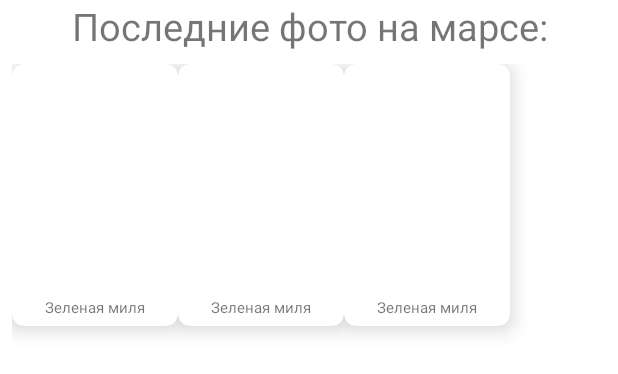
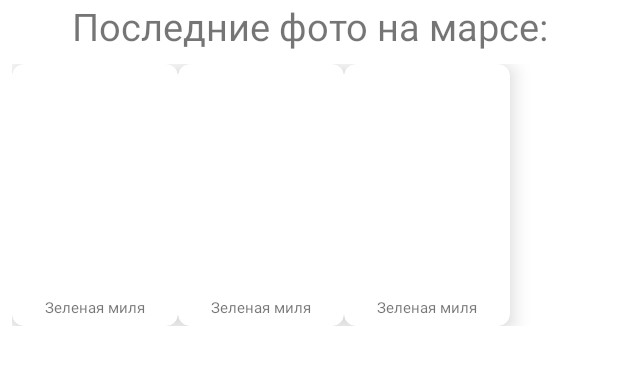
Before and after one commit to Chelt0n/MaterialDesignHomeWork, an Android app: the layout mars_rovers_photos_fragment.xml on its own in the app's theme, with its tools: preview values and no code run, on a phone screen of 412 x 824 dp. Shown: the top 374 px of the screen. Run offline under Robolectric (Android 15) with nearby library versions, the phone set to English and light mode, and no system bars.

Commit message:
5 урок

```diff
--- a/app/build.gradle
+++ b/app/build.gradle
@@ -63,5 +63,6 @@ dependencies {
     implementation 'androidx.lifecycle:lifecycle-viewmodel-ktx:2.4.0'
 
     implementation 'com.google.android.material:material:1.4.0'
+    implementation 'androidx.legacy:legacy-support-v4:1.0.0'
 
 }
--- a/app/src/main/res/layout/mars_rovers_photos_fragment.xml
+++ b/app/src/main/res/layout/mars_rovers_photos_fragment.xml
@@ -6,25 +6,39 @@
     android:layout_width="match_parent"
     android:layout_height="match_parent">
 
-    <LinearLayout
-        android:layout_width="match_parent"
-        android:layout_height="match_parent"
-        android:orientation="vertical">
 
     <TextView
+        android:id="@+id/textView"
         android:layout_width="match_parent"
         android:layout_height="wrap_content"
+        android:gravity="center"
         android:text="Последние фото на марсе:"
         android:textSize="25sp"
-            android:gravity="center"/>
+        app:layout_constraintTop_toBottomOf="@+id/image_view" />
+
     <androidx.recyclerview.widget.RecyclerView
         android:id="@+id/recycler_view_photos_of_rovers"
         android:layout_width="match_parent"
+        android:layout_height="wrap_content"
+        android:layout_margin="8dp"
+        android:orientation="horizontal"
+        app:layoutManager="androidx.recyclerview.widget.LinearLayoutManager"
+        app:layout_constraintEnd_toEndOf="parent"
+        app:layout_constraintStart_toStartOf="parent"
+        app:layout_constraintTop_toBottomOf="@+id/textView"
+        tools:listitem="@layout/card_view" />
+
+
+    <ImageView
+        android:id="@+id/image_view"
+        android:layout_width="match_parent"
         android:layout_height="match_parent"
-            app:layoutManager="androidx.recyclerview.widget.LinearLayoutManager"
-            android:orientation="horizontal"
-            android:layout_margin="8dp"
-            tools:listitem="@layout/card_view"/>
-    </LinearLayout>
+        android:scaleType="centerCrop"
+        android:visibility="gone"
+        android:src="@drawable/ic_arrow_down_right"
+        app:layout_constraintEnd_toEndOf="parent"
+        app:layout_constraintStart_toStartOf="parent"
+        app:layout_constraintTop_toTopOf="parent" />
+
 
 </androidx.constraintlayout.widget.ConstraintLayout>
```
Also changed, not shown: app/src/main/java/com/example/materialdesignhomework/view/MarsPhotosFragment.kt (+33 -6 lines). Lines whose indentation alone changed are shown as unchanged.
